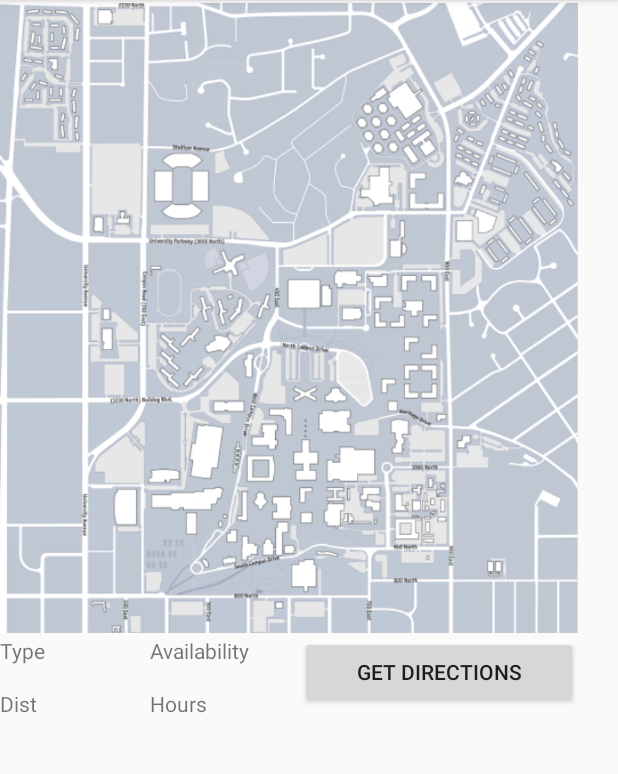
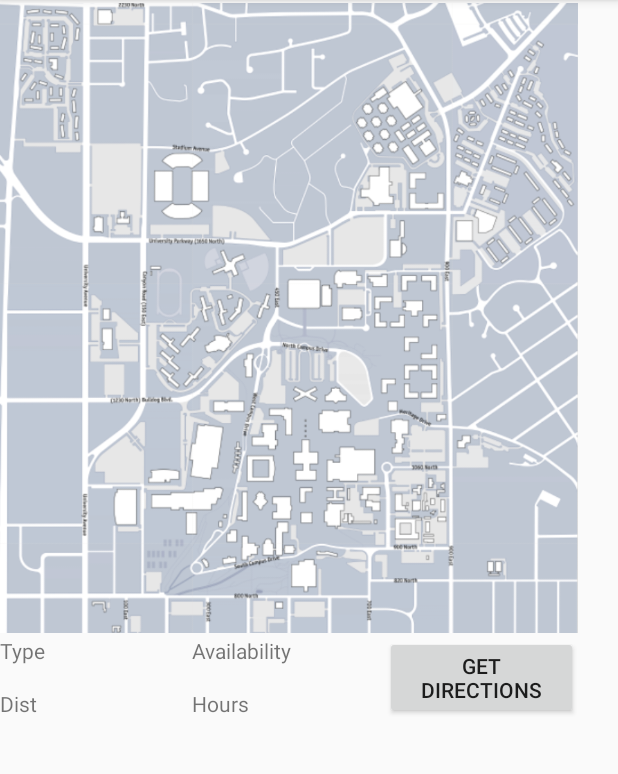
Before and after one commit to tsmith1644/BYUParking, an Android app: the screen it shows after launch (MainActivity), on a phone screen of 412 x 824 dp, the part 84-858 px from its top. Run offline under Robolectric (Android 15) with nearby library versions, the phone set to English and light mode, and no system bars.

Commit message:
Fixed the weights of the listView

```diff
--- a/app/src/main/res/layout/activity_main.xml
+++ b/app/src/main/res/layout/activity_main.xml
@@ -26,8 +26,9 @@
             android:orientation="horizontal">
 
             <LinearLayout
-                android:layout_width="100dp"
+                android:layout_width="0dp"
                 android:layout_height="match_parent"
+                android:layout_weight=".33"
                 android:orientation="vertical">
 
                 <TextView
@@ -46,8 +47,9 @@
             </LinearLayout>
 
             <LinearLayout
-                android:layout_width="100dp"
+                android:layout_width="0dp"
                 android:layout_height="match_parent"
+                android:layout_weight=".33"
                 android:orientation="vertical">
 
                 <TextView
@@ -67,9 +69,9 @@
 
             <Button
                 android:id="@+id/getDirections"
-                android:layout_width="wrap_content"
+                android:layout_width="0dp"
                 android:layout_height="wrap_content"
-                android:layout_weight="1"
+                android:layout_weight=".33"
                 android:text="Get Directions" />
         </LinearLayout>
 
```
